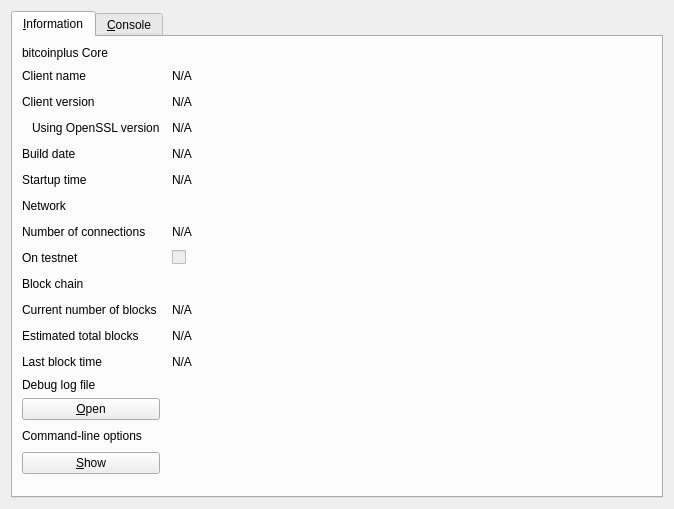
Qt form src/qt/forms/rpcconsole.ui (stubma/xbcwalletsource) before a commit.
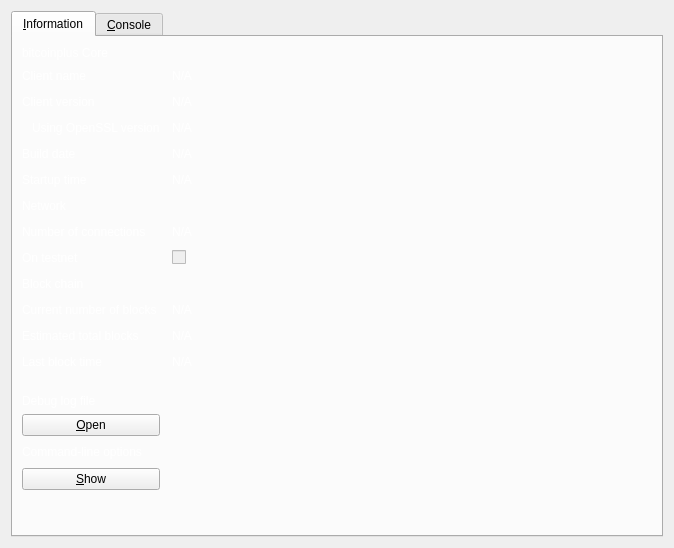
The same form after that commit. Icons and pictures are not drawn.

```diff
--- a/src/qt/forms/rpcconsole.ui
+++ b/src/qt/forms/rpcconsole.ui
@@ -7,272 +7,18 @@
     <x>0</x>
     <y>0</y>
     <width>674</width>
-    <height>509</height>
+    <height>548</height>
    </rect>
   </property>
   <property name="windowTitle">
    <string>bitcoinplus - Debug window</string>
   </property>
   <property name="styleSheet">
-   <string notr="true">QDialog {
-        color: white;
-        background-color: #343434;
-        border: none;
-}
-
-QMainWindow {
-        color: white;
-        background-color: #343434;
-        border: none;
-}
-
-QMenu {
-        background-color: #343434;
-        color: white;
-}
-
-QMenu::item:selected {
-        background-color: #e86941;
-        color: white;
-}
-
-QMenu::item:hover {
-        background-color: #33ffff;
-        color: white;
-}
-
-QProgressBar {
-        background-color: #343434;
-        border-radius: 6px;
-        text-align: center;
-        color: white;
-}
-
-QProgressBar::chunk {
-        background: QLinearGradient(x1: 0, y1: 0, x2: 1, y2: 0, stop: 0 #000000, stop: 1 #e86941);
-        border-radius: 6px; margin: 0px;
-}
-
-QScrollArea {
-        border-radius: 6px;
-        border-width: 0;
-        border-style: none;
-        padding: 8px;
-        background-color: #000000;
-        color: white;
-}
-
-QFormLayout {
-        border-radius: 6px;
-        border-width: 0;
-        border-style: none;
-        padding: 8px;
-        background-color: #000000;
-        color: white;
-}
-
-QCheckBox {
-        border-radius: 4px;
-        border-width: 0;
-        border-style: none;
-        padding: 8px;
-        background-color: #000000;
-        color: white;
-}
-
-QVBoxLayout {
-        border-radius: 6px;
-        border-width: 0;
-        border-style: none;
-        padding: 8px;
-        background-color: #000000;
-        color: white;
-}
-
-QFrame#central {
-        background-color: #343434;
-        border: none
-}
-
-QFrame#SendCoinsEntry {
-        background-color: #343434;
-        border: none;
-        min-width: 10em;
-        padding: 6px;
-}
-
-QFrame#frame, QFrame#frame_2, QFrame#frame_3 {
-        background-color: #000000;
-        border-style: plain;
-        border-width: 20px;
-        border-radius: 15px;
-        border-color: #000000;
-        min-width: 10em;
-        padding: 6px;
-}
-
-QLabel {
+   <string notr="true">QLabel {
         background-color: transparent;
-        color: white;
-        font-weight: normal
-}
-
-QLabel[openExternalLinks=true], QHeaderView {
-        color: #aaaaaa
-}
-
-QLabel[openExternalLinks=false] {
-        color: white;
-        font-weight: normal
-}
-
-QPushButton, QToolButton {
-        border: 2px solid #000000;
-        border-radius: 3px;
-        background-color: #000000;
-        color: white;
-        padding: 6px;
-        margin: 6px;
-}
-
-QPushButton:checked, QToolButton:checked {
-        color: #e86941;
-}
-
-QPushButton:pressed, QToolButton:pressed {
-        border-color: #e86941;
-        color: #e86941;
-}
-
-QPushButton:disabled, QToolButton:disabled {
-        color: #444;
-        background-color: #222222;
-}
-
-scrollAreaWidgetContents QToolButton {
-        border-radius: 8px;
-        border-width: 0px;
-}
-
-scrollAreaWidgetContents {
-        background: #222222
-}
-
-scrollAreaWidgetContents &gt; QFrame {
-        background-color: #222222;
-        border-width: 0px;
-        border-style: none;
-}
-
-QToolBar {
-        background: #343434;
-        border: 0px solid black;
-        padding: 3px;
-}
-
-QToolBar::handle {
-        image: url(handle.png);
-}
-
-QMenuBar {
-        background: #343434;
-}
-
-QMenuBar::item {
-        background: #343434;
-        color: white;
-}
-
-QStatusBar {
-        background: #343434;
-}
-
-QLineEdit {
-        border-radius: 6px;
-        border-width: 1px;
-        border-color: #222222;
-        padding: 8px;
-        background-color: #000000;
-        color: white;
-}
-
-QLineEdit:disabled {
-        border-radius: 6px;
-        border-width: 1px;
-        border-color: #222222;
-        padding: 8px;
-        background-color: #262626;
-        color: white;
-}
-
-QComboBox {
-        border-radius: 8px;
-        border-width: 0;
-        border-style: none;
-        padding: 4px;
-        background-color: #000000;
-        color: white;
-}
-
-payAmount {
-        border-radius: 8px;
-        border-width: 0;
-        border-style: none;
-        padding: 4px;
-        background-color: #000000;
-        color: white;
-}
-
-QComboBox::drop-down {
-        border-width: 0;
-        border-style: none;
-        background-color: #000000;
-        color: white;
-}
-
-QTableView {
-        background: #000000;
-        color: white;
-        border-style: none;
-        selection-background-color: #aaaaaa;
-        alternate-background-color: #222222;
-        selection-color: #000000;
-        border: 0px solid black;
-}
-
-QHeaderView {
-        color: #aaaaaa;
-        background-color: #000000;
-        background-image: none;
-}
-
-QHeaderView::section {
-        color: #aaaaaa;
-        background-color: #222222;
-}
-
-QHeaderView::section:checked {
-        background-color: #000000;
-}
-
-QTabWidget {
-        background: #343434;
-}
-
-QTabWidget::pane {
-        border-top: 1px solid #000000;
-        border: 2px solid #000000;
-        border-bottom-left-radius: 8px;
-        border-bottom-right-radius: 8px;
-        border-top-right-radius: 8px;
-        background: #343434;
-}
-
-QTabWidget::tab-bar {
-        left: 5px;
-}
-
-</string>
+        color: #ffffff;
+        font-weight: normal;
+}</string>
   </property>
   <layout class="QVBoxLayout" name="verticalLayout_2">
    <item>
```
